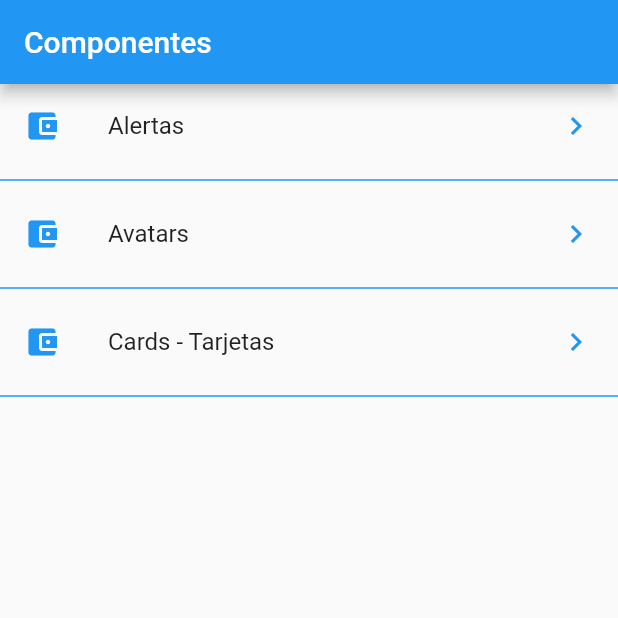
After one commit to DarlynCR/componentes, a Flutter app: the screen it shows after launch, on a phone screen of 412 x 824 dp, the top half of it. The commit adds this screen. Run offline on Flutter 3.47's test engine with Material 2 defaults, Android fonts, the phone set to English and light mode, and no system bars.

Commit message:
Consumir lista de json interno

```diff
--- /dev/null
+++ b/data/menu_opts.json
@@ -0,0 +1,20 @@
+{
+    "nombreApp" : "Componentes",
+    "rutas" : [
+        {
+            "ruta" : "alert",
+            "icon" : "add_alert",
+            "texto": "Alertas"
+        },
+        {
+            "ruta" : "avatar",
+            "icon" : "accessibility",
+            "texto": "Avatars"
+        },
+        {
+            "ruta" : "card",
+            "icon" : "folder_open",
+            "texto": "Cards - Tarjetas"
+        }
+    ]
+}
--- a/lib/main.dart
+++ b/lib/main.dart
@@ -1,5 +1,7 @@
+import 'package:flutter/material.dart';
+
+import 'package:componentes/src/pages/home_page.dart';
 import 'package:componentes/src/pages/home_temp.dart';
-import 'package:flutter/material.dart';
 
 void main() => runApp(const MyApp());
 
@@ -11,6 +13,6 @@ class MyApp extends StatelessWidget {
     return MaterialApp(
         debugShowCheckedModeBanner: false,
         title: 'Componentes',
-        home: HomePageTemp());
+        home: HomePage());
   }
 }
--- /dev/null
+++ b/lib/src/pages/home_page.dart
@@ -0,0 +1,39 @@
+import 'package:flutter/material.dart';
+
+import 'package:componentes/src/providers/menu_provider.dart';
+
+class HomePage extends StatelessWidget {
+  @override
+  Widget build(BuildContext context) {
+    return Scaffold(
+      appBar: AppBar(title: Text('Componentes')),
+      body: _lista(),
+    );
+  }
+
+  Widget _lista() {
+    return FutureBuilder(
+      future: menuProvider.cargarData(),
+      initialData: [],
+      builder: (BuildContext context, AsyncSnapshot<List<dynamic>> snapshot) {
+        return ListView(children: _listaItems(snapshot.data!));
+      },
+    );
+  }
+
+  List<Widget> _listaItems(List<dynamic> data) {
+    return data.map((item) {
+      return Column(
+        children: [
+          ListTile(
+            title: Text(item['texto']),
+            leading: Icon(Icons.account_balance_wallet, color: Colors.blue),
+            trailing: Icon(Icons.keyboard_arrow_right, color: Colors.blue),
+            onTap: () {},
+          ),
+          Divider(color: Colors.blue, thickness: 1.0),
+        ],
+      );
+    }).toList();
+  }
+}
--- a/pubspec.yaml
+++ b/pubspec.yaml
@@ -58,8 +58,8 @@ flutter:
   uses-material-design: true
 
   # To add assets to your application, add an assets section, like this:
-  # assets:
-  #   - images/a_dot_burr.jpeg
+  assets:
+   - data/menu_opts.json
   #   - images/a_dot_ham.jpeg
 
   # An image asset can refer to one or more resolution-specific "variants", see
```
Also changed, not shown: lib/src/providers/menu_provider.dart (added, +20 -0 lines).
